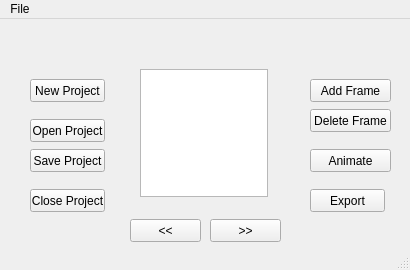
Qt form SpriteTool/mainwindow.ui (renatolond/DsTools) before a commit.
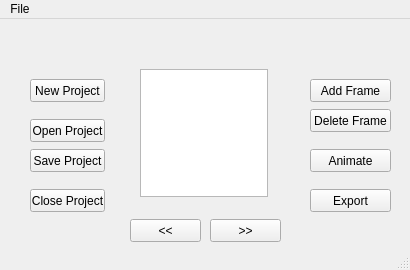
The same form after that commit.

Commit message: Versao final do spritetool.

Diff of the .ui file:
```diff
--- a/SpriteTool/mainwindow.ui
+++ b/SpriteTool/mainwindow.ui
@@ -185,7 +185,7 @@
      <rect>
       <x>310</x>
       <y>170</y>
-      <width>75</width>
+      <width>81</width>
       <height>23</height>
      </rect>
     </property>
```
The commit also changes 1 other file.
